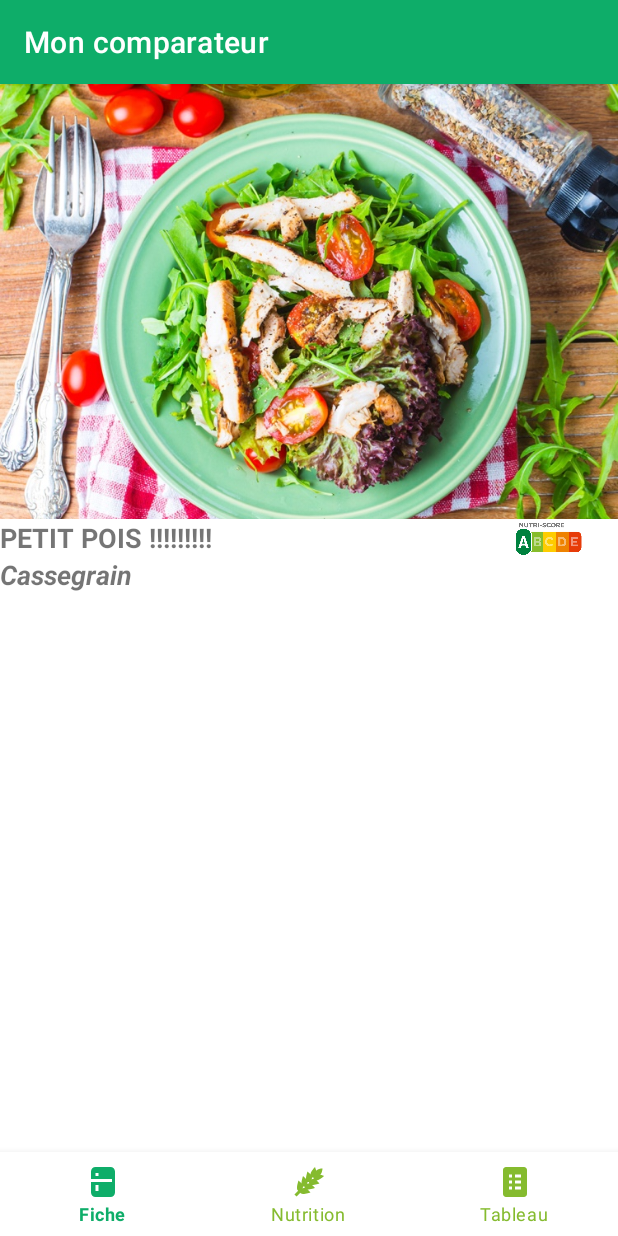
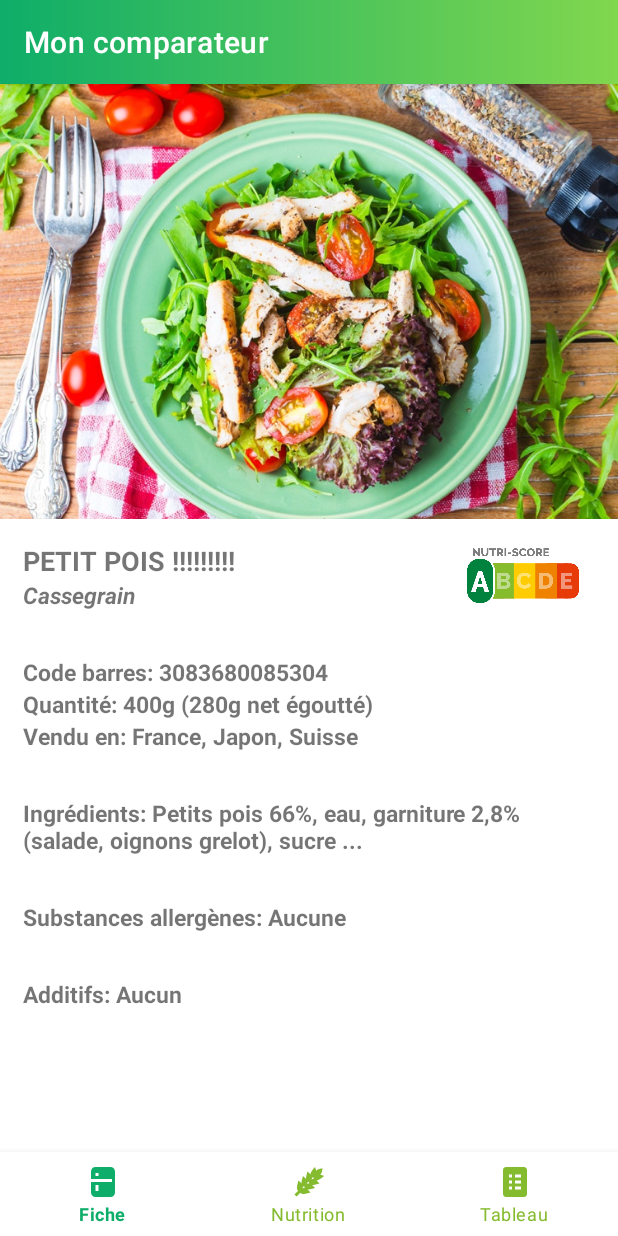
Before and after one commit to amelie-qqch/android-first-project, an Android app: the screen it shows after launch (MainActivity), on a phone screen of 412 x 824 dp. Run offline under Robolectric (Android 15) with nearby library versions, the phone set to English and light mode, and no system bars; our stand-ins replace Picasso, navigation-ui.

Commit message:
Changement nom de package + écran détails avec données en dur

```diff
--- a/app/src/main/AndroidManifest.xml
+++ b/app/src/main/AndroidManifest.xml
@@ -13,7 +13,7 @@
         android:theme="@style/Theme.Test"
         tools:targetApi="m">
         <activity
-            android:name=".MainActivity"
+            android:name="com.example.main.MainActivity"
             android:exported="true">
             <intent-filter>
                 <action android:name="android.intent.action.MAIN" />
--- a/app/src/main/java/com/example/test/DetailActivity.kt
+++ b/app/src/main/java/com/example/main/DetailActivity.kt
@@ -1,8 +1,9 @@
-package com.example.test
+package com.example.main
 
 import android.os.Bundle
 import androidx.appcompat.app.AppCompatActivity
 import androidx.core.content.ContextCompat
+import com.example.test.R
 
 class DetailActivity : AppCompatActivity() {
     override fun onCreate(savedInstanceState: Bundle?) {
--- a/app/src/main/java/com/example/test/Fragment3.kt
+++ b/app/src/main/java/com/example/main/FirstFragment.kt
@@ -1,19 +1,20 @@
-package com.example.test
+package com.example.main
 
 import android.os.Bundle
 import android.view.LayoutInflater
 import android.view.View
 import android.view.ViewGroup
 import androidx.fragment.app.Fragment
+import com.example.test.R
 
-class Fragment3: Fragment() {
+class FirstFragment : Fragment() { // ne jamais passer d'argument dans le constructeur d'un Fragment
     override fun onCreateView(
         inflater: LayoutInflater,
         container: ViewGroup?,
         savedInstanceState: Bundle?
     ): View? {
         return inflater.inflate(
-            R.layout.item_layout,
+            R.layout.details_layout,
             container,
             false
         )
--- a/app/src/main/java/com/example/test/FirstFragment.kt
+++ b/app/src/main/java/com/example/main/Fragment2.kt
@@ -1,19 +1,20 @@
-package com.example.test
+package com.example.main
 
 import android.os.Bundle
 import android.view.LayoutInflater
 import android.view.View
 import android.view.ViewGroup
 import androidx.fragment.app.Fragment
+import com.example.test.R
 
-class FirstFragment : Fragment() { // ne jamais passer d'argument dans le constructeur d'un Fragment
+class Fragment2: Fragment() {
     override fun onCreateView(
         inflater: LayoutInflater,
         container: ViewGroup?,
         savedInstanceState: Bundle?
     ): View? {
         return inflater.inflate(
-            R.layout.details_layout,
+            R.layout.fragment_layout,
             container,
             false
         )
--- a/app/src/main/java/com/example/test/Fragment2.kt
+++ b/app/src/main/java/com/example/main/Fragment3.kt
@@ -1,19 +1,20 @@
-package com.example.test
+package com.example.main
 
 import android.os.Bundle
 import android.view.LayoutInflater
 import android.view.View
 import android.view.ViewGroup
 import androidx.fragment.app.Fragment
+import com.example.test.R
 
-class Fragment2: Fragment() {
+class Fragment3: Fragment() {
     override fun onCreateView(
         inflater: LayoutInflater,
         container: ViewGroup?,
         savedInstanceState: Bundle?
     ): View? {
         return inflater.inflate(
-            R.layout.fragment_layout,
+            R.layout.item_layout,
             container,
             false
         )
--- a/app/src/main/java/com/example/test/MainActivity.kt
+++ b/app/src/main/java/com/example/main/MainActivity.kt
@@ -1,28 +1,27 @@
-package com.example.test
+package com.example.main
 
 import android.graphics.Typeface
 import androidx.appcompat.app.AppCompatActivity
 import android.os.Bundle
 import android.text.SpannableString
 import android.text.style.StyleSpan
-import android.util.Log
 import android.view.LayoutInflater
 import android.view.View
 import android.view.ViewGroup
 import android.widget.ImageView
 import android.widget.TextView
-import android.widget.Toast
 import androidx.core.content.ContextCompat
-import androidx.recyclerview.widget.LinearLayoutManager
 import androidx.recyclerview.widget.RecyclerView
 import com.squareup.picasso.Picasso
-import kotlinx.android.synthetic.main.activity_main.*
-import android.content.Intent
+import com.example.test.R
 
 class MainActivity : AppCompatActivity() {
 
     override fun onCreate(savedInstanceState: Bundle?) {
         super.onCreate(savedInstanceState)
+        supportActionBar?.setBackgroundDrawable(
+            ContextCompat.getDrawable(this, R.drawable.toolbar)
+        )
         //setContentView(R.layout.list_layout)
         setContentView(R.layout.activity_main)
 
--- a/app/src/main/java/com/example/test/Product.kt
+++ b/app/src/main/java/com/example/main/Product.kt
@@ -1,4 +1,4 @@
-package com.example.test
+package com.example.main
 
 class Product(
     val url: String,
--- a/app/src/main/java/com/example/test/ProductDetailsFragment.kt
+++ b/app/src/main/java/com/example/main/ProductDetailsFragment.kt
@@ -1,4 +1,4 @@
-package com.example.test
+package com.example.main
 
 import android.os.Bundle
 import android.view.LayoutInflater
@@ -7,6 +7,7 @@ import android.view.ViewGroup
 import androidx.fragment.app.Fragment
 import androidx.navigation.fragment.NavHostFragment
 import androidx.navigation.ui.NavigationUI
+import com.example.test.R
 import kotlinx.android.synthetic.main.new_details_layout.*
 
 class ProductDetailsFragment : Fragment() {
--- a/app/src/main/res/layout/details_layout.xml
+++ b/app/src/main/res/layout/details_layout.xml
@@ -2,8 +2,8 @@
 <LinearLayout xmlns:android="http://schemas.android.com/apk/res/android"
     android:layout_width="match_parent"
     android:layout_height="match_parent"
-    android:orientation="vertical">
-
+    android:orientation="vertical"
+    >
     <ImageView
         android:layout_width="match_parent"
         android:layout_height="290dp"
@@ -11,34 +11,98 @@
         android:src="@drawable/placeholder" />
     <LinearLayout
         android:layout_width="match_parent"
-        android:layout_height="wrap_content">
+        android:layout_height="wrap_content"
+        android:orientation="vertical"
+        android:layout_margin="15dp">
+
+        <LinearLayout
+            android:layout_width="match_parent"
+            android:layout_height="match_parent"
+            android:orientation="horizontal">
+            <LinearLayout
+                android:layout_width="wrap_content"
+                android:layout_height="wrap_content"
+                android:layout_weight="0.9"
+                android:orientation="vertical">
                 <TextView
-            android:layout_width="0dp"
+                    android:layout_width="wrap_content"
                     android:layout_height="wrap_content"
-            android:layout_weight="0.7"
                     android:text="@string/recipe_name_peas"
                     android:textStyle="bold"
                     android:textSize="18sp"
                     />
-        <ImageView
-            android:layout_width="0dp"
-            android:layout_height="match_parent"
-            android:src="@drawable/nutri_score_a"
-            android:layout_weight="0.2"
-            />
-    </LinearLayout>
-    <LinearLayout
-        android:layout_width="match_parent"
-        android:layout_height="wrap_content">
                 <TextView
-            android:layout_width="0dp"
+                    android:layout_width="wrap_content"
                     android:layout_height="wrap_content"
-            android:layout_weight="0.7"
                     android:text="@string/brand_name"
                     android:textStyle="bold|italic"
-            android:textSize="18sp"
+                    android:textSize="15sp"/>
+            </LinearLayout>
+            <ImageView
+                android:layout_width="78dp"
+                android:layout_height="42dp"
+                android:src="@drawable/nutri_score_a"
+                android:layout_weight="0.1"
                 />
         </LinearLayout>
 
+        <Space
+            android:layout_width="1dp"
+            android:layout_height="30dp"/>
+        <TextView
+            android:layout_width="match_parent"
+            android:layout_height="match_parent"
+            android:text="Code barres: 3083680085304"
+            android:textStyle="bold"
+            android:textSize="15sp"
+            />
+        <TextView
+            android:layout_width="match_parent"
+            android:layout_height="match_parent"
+            android:text="Quantité: 400g (280g net égoutté)"
+            android:textStyle="bold"
+            android:textSize="15sp"
+            />
+        <TextView
+            android:layout_width="match_parent"
+            android:layout_height="match_parent"
+            android:text="Vendu en: France, Japon, Suisse"
+            android:textStyle="bold"
+            android:textSize="15sp"
+            />
+        <Space
+            android:layout_width="1dp"
+            android:layout_height="30dp"/>
+        <TextView
+            android:layout_width="match_parent"
+            android:layout_height="match_parent"
+            android:text="Ingrédients: Petits pois 66%, eau, garniture 2,8% (salade, oignons grelot), sucre ..."
 
+            android:textStyle="bold"
+            android:textSize="15sp"
+            />
+        <Space
+            android:layout_width="1dp"
+            android:layout_height="30dp"/>
+        <TextView
+            android:layout_width="match_parent"
+            android:layout_height="match_parent"
+            android:text="Substances allergènes: Aucune"
+            android:textStyle="bold"
+            android:textSize="15sp"
+            />
+        <Space
+            android:layout_width="1dp"
+            android:layout_height="30dp"/>
+        <TextView
+            android:layout_width="match_parent"
+            android:layout_height="match_parent"
+            android:text="Additifs: Aucun"
+            android:textStyle="bold"
+            android:textSize="15sp"
+            />
+        <Space
+            android:layout_width="1dp"
+            android:layout_height="100sp"/>
     </LinearLayout>
+</LinearLayout>
--- a/app/src/main/res/navigation/tab_main.xml
+++ b/app/src/main/res/navigation/tab_main.xml
@@ -6,14 +6,14 @@
 
     <fragment
         android:id="@+id/tab_fiche"
-        android:name="com.example.test.FirstFragment"
+        android:name="com.example.main.FirstFragment"
         android:label="FirstFragment" />
     <fragment
         android:id="@+id/tab_nutrition"
-        android:name="com.example.test.Fragment2"
+        android:name="com.example.main.Fragment2"
         android:label="Fragment2" />
     <fragment
         android:id="@+id/tab_tableau"
-        android:name="com.example.test.Fragment3"
+        android:name="com.example.main.Fragment3"
         android:label="Fragment3" />
 </navigation>
```
Lines whose indentation alone changed are shown as unchanged.
